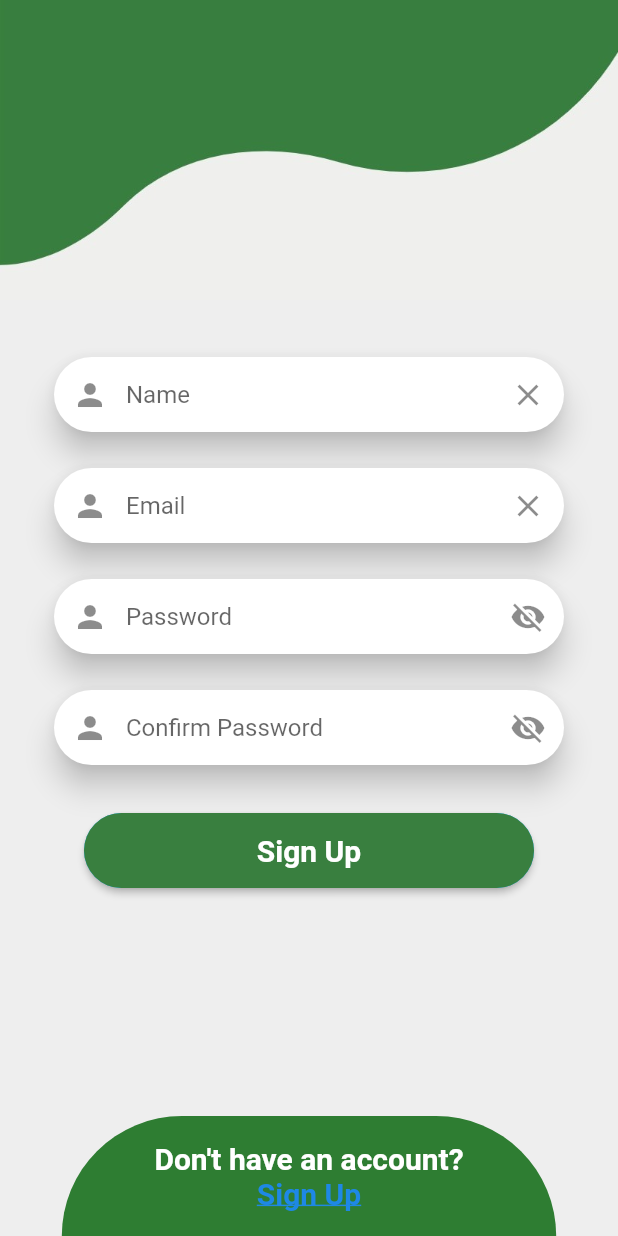
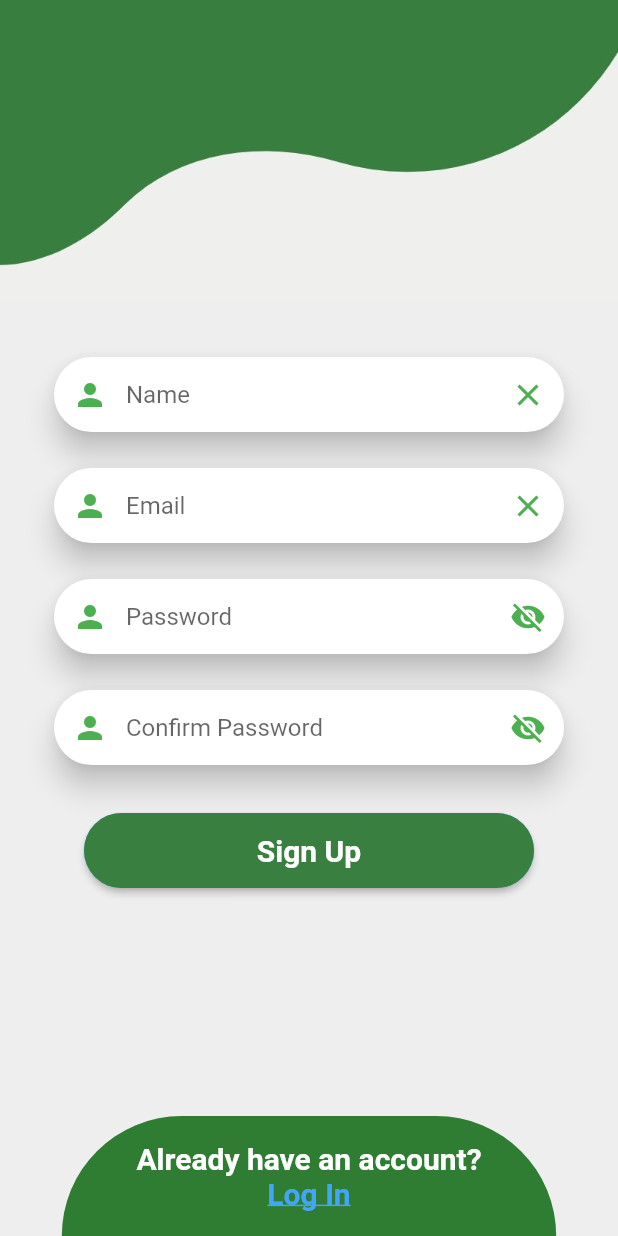
Before and after one commit to Gabrielscarpati/health_status, a Flutter app: the screen it shows after launch, on a phone screen of 412 x 824 dp. Run offline on Flutter 3.47's test engine with Material 2 defaults, Android fonts, the phone set to English and light mode, and no system bars; drawn by our look-alikes of rounded_loading_button; our stand-ins replace email_validator, firebase_auth, google_sign_in; accounts and stored records are empty.

Commit message:
logIn and Sign Up almost done

```diff
--- a/lib/main.dart
+++ b/lib/main.dart
@@ -1,5 +1,5 @@
 import 'package:flutter/material.dart';
-import 'package:health_status/presenter/Sign%20Up/SignUpScreen.dart';
+import 'package:health_status/presenter/screeens/SignUp/viewSignUp.dart';
 
 void main() {
   runApp(const MyApp());
@@ -38,7 +38,7 @@ class _MyHomePageState extends State<MyHomePage> {
       resizeToAvoidBottomInset: false,
       backgroundColor: Colors.grey[200],
 
-      body: SignUpScreen(),
+      body: ViewSignUp(),
     );
   }
 }
--- a/lib/presenter/Sign Up/widgetsForSignUp.dart
+++ b/lib/presenter/screeens/LogIn/views/widgetsForLogIn.dart
@@ -1,12 +1,11 @@
-import 'package:flutter/cupertino.dart';
 import 'package:flutter/material.dart';
 import 'package:email_validator/email_validator.dart';
 
-class NameController extends StatelessWidget {
+class NameControllerLogIn extends StatelessWidget {
   final TextEditingController nameController;
   final String hint;
   final IconData iconData;
-  NameController({Key? key, required this.nameController, required this.hint, required this.iconData}) : super(key: key);
+  NameControllerLogIn({Key? key, required this.nameController, required this.hint, required this.iconData}) : super(key: key);
 
 
   @override
@@ -37,9 +36,9 @@ class NameController extends StatelessWidget {
               filled: true,
               fillColor: Colors.white,
               hintText: hint,
-              prefixIcon: Icon(iconData),
+              prefixIcon: Icon(iconData, color: Colors.green,),
               suffixIcon: IconButton(
-                icon: Icon(Icons.close),
+                icon: Icon(Icons.close, color: Colors.green,),
                 onPressed: () =>
                     nameController.clear(),
               ),
@@ -52,11 +51,11 @@ class NameController extends StatelessWidget {
   }
 }
 
-class EmailController extends StatelessWidget {
+class EmailControllerLogIn extends StatelessWidget {
   final TextEditingController emailController;
   final String hint;
   final IconData iconData;
-   EmailController({Key? key, required this.emailController, required this.hint, required this.iconData}) : super(key: key);
+   EmailControllerLogIn({Key? key, required this.emailController, required this.hint, required this.iconData}) : super(key: key);
 
 
   @override
@@ -88,9 +87,9 @@ class EmailController extends StatelessWidget {
               filled: true,
               fillColor: Colors.white,
               hintText: hint,
-              prefixIcon: Icon(iconData),
+              prefixIcon: Icon(iconData,color: Colors.green,),
               suffixIcon: IconButton(
-                icon: Icon(Icons.close),
+                icon: Icon(Icons.close, color: Colors.green,),
                 onPressed: () =>
                     emailController.clear(),
               ),
@@ -104,17 +103,17 @@ class EmailController extends StatelessWidget {
 }
 
 
-class PasswordController extends StatefulWidget {
+class PasswordControllerLogIn extends StatefulWidget {
   final TextEditingController passwordController;
   final String hint;
   final IconData iconData;
-  PasswordController({Key? key, required this.passwordController, required this.hint, required this.iconData}) : super(key: key);
+  PasswordControllerLogIn({Key? key, required this.passwordController, required this.hint, required this.iconData}) : super(key: key);
 
   @override
-  State<PasswordController> createState() => _PasswordControllerState();
+  State<PasswordControllerLogIn> createState() => _PasswordControllerLogInState();
 }
 
-class _PasswordControllerState extends State<PasswordController> {
+class _PasswordControllerLogInState extends State<PasswordControllerLogIn> {
   bool passwordIsHidden = false;
 
   @override
@@ -141,6 +140,7 @@ class _PasswordControllerState extends State<PasswordController> {
             },
             controller: widget.passwordController,
             cursorColor: Colors.indigoAccent,
+            obscureText: passwordIsHidden,
 
             decoration: InputDecoration(
               border: OutlineInputBorder(
@@ -150,7 +150,8 @@ class _PasswordControllerState extends State<PasswordController> {
               filled: true,
               fillColor: Colors.white,
               hintText: widget.hint,
-              prefixIcon: Icon(widget.iconData),
+
+              prefixIcon: Icon(widget.iconData,color: Colors.green,),
               suffixIcon: InkWell(
                 onTap: () {
                   setState(() {
@@ -161,6 +162,7 @@ class _PasswordControllerState extends State<PasswordController> {
                   passwordIsHidden
                       ? Icons.visibility
                       : Icons.visibility_off,
+                  color: Colors.green,
                 ),
               ),
             ),
@@ -171,77 +173,6 @@ class _PasswordControllerState extends State<PasswordController> {
     );
   }
 }
-
-class ConfirmPasswordController  extends StatefulWidget {
-  final TextEditingController confirmPasswordController;
-  final TextEditingController passwordController;
-  final String hint;
-  final IconData iconData;
-  ConfirmPasswordController({Key? key, required this.passwordController, required this.hint, required this.iconData, required this.confirmPasswordController}) : super(key: key);
-
-  @override
-  State<ConfirmPasswordController> createState() => _ConfirmPasswordControllerState();
-}
-
-class _ConfirmPasswordControllerState extends State<ConfirmPasswordController> {
-
-  bool passwordIsHiddenConfirmPassword = false;
-  @override
-  Widget build(BuildContext context) {
-
-    return Padding(
-      padding: const EdgeInsets.symmetric(horizontal: 36, vertical: 8),
-      child: SizedBox(
-        height: 50,
-        child: Material(
-          elevation: 8,
-          shadowColor: Colors.black87,
-          color: Colors.transparent,
-          borderRadius: BorderRadius.circular(30),
-          child: TextFormField(
-            textAlignVertical: TextAlignVertical.bottom,
-            validator: (cofirmPasswordController) =>
-            widget.confirmPasswordController.text != widget.passwordController.text
-                ? 'The passwords need to match'
-                : null,
-            controller: widget.confirmPasswordController,
-            cursorColor: Colors.indigoAccent,
-
-            decoration: InputDecoration(
-              border: OutlineInputBorder(
-                borderRadius: BorderRadius.circular(30),
-                borderSide: BorderSide.none,
-              ),
-              filled: true,
-              fillColor: Colors.white,
-              hintText: widget.hint,
-              prefixIcon: Icon(widget.iconData),
-              suffixIcon: InkWell(
-                onTap: () {
-                  setState(() {
-                    passwordIsHiddenConfirmPassword = !passwordIsHiddenConfirmPassword;
-                  });
-                },
-                child: Icon(
-                  passwordIsHiddenConfirmPassword
-                      ? Icons.visibility
-                      : Icons.visibility_off,
-                ),
-              ),
-            ),
-            keyboardType: TextInputType.emailAddress,
-          ),
-        ),
-      ),
-    );
-  }
-}
-
-
-
-
-
-
 
 
 /*Widget inputField({required String hint, required IconData iconData}) {
--- /dev/null
+++ b/lib/presenter/screeens/SignUp/viewSignUp.dart
@@ -0,0 +1,12 @@
+import 'package:flutter/cupertino.dart';
+
+import '../SignUp/views/signUpBody.dart';
+
+class ViewSignUp extends StatelessWidget {
+  const ViewSignUp({Key? key}) : super(key: key);
+
+  @override
+  Widget build(BuildContext context) {
+    return SignUpBody();
+  }
+}
--- a/lib/presenter/Sign Up/SignUpScreen.dart
+++ b/lib/presenter/screeens/SignUp/views/SignUpScreen.dart
@@ -1,8 +1,9 @@
 import 'package:flutter/material.dart';
-import 'package:health_status/presenter/Sign%20Up/widgetsForSignUp.dart';
 import 'package:rounded_loading_button/rounded_loading_button.dart';
-import '../../main.dart';
-import '../components/loadingButton.dart';
+import '../../../components/loadingButton.dart';
+import '../../LogIn/viewLogIn.dart';
+import '../../SignUp/views/widgetsForSignUp.dart';
+
 
 class SignUpScreen extends StatefulWidget {
   const SignUpScreen({Key? key}) : super(key: key);
@@ -11,7 +12,6 @@ class SignUpScreen extends StatefulWidget {
   @override
   State<SignUpScreen> createState() => _SignUpScreenState();
 }
-
 
 class _SignUpScreenState extends State<SignUpScreen> {
   @override
@@ -94,17 +94,17 @@ class _SignUpScreenState extends State<SignUpScreen> {
                 child: Column(
                   mainAxisAlignment: MainAxisAlignment.center,
                   children: [
-                    const Text("Don't have an account?",
+                    const Text("Already have an account?",
                       style: TextStyle(
                         color: Colors.white,
                         fontSize: 20,
                         fontWeight: FontWeight.bold,
                       ),
                     ),
-                    Text('Sign Up',
+                    Text('Log In',
                       style: TextStyle(
                         decoration: TextDecoration.underline,
-                        color: Colors.blue[600],
+                        color: Colors.blue[400],
                         fontSize: 20,
                         fontWeight: FontWeight.bold,
                       ),
@@ -116,10 +116,9 @@ class _SignUpScreenState extends State<SignUpScreen> {
                   Navigator.pushAndRemoveUntil(
                       context,
                       MaterialPageRoute(
-                          builder: (_) => const SecondPage()),
+                          builder: (_) => const ViewLogIn()),
                           (route) => false
                   );
-
                 },
               ),
             ),
@@ -129,18 +128,3 @@ class _SignUpScreenState extends State<SignUpScreen> {
     );
   }
 }
-
-
-
-class SecondPage extends StatelessWidget {
-  const SecondPage({Key? key}) : super(key: key);
-
-  @override
-  Widget build(BuildContext context) {
-    return Center(
-      child: Container(
-        child: Text("hello"),
-      ),
-    );
-  }
-}
--- /dev/null
+++ b/lib/presenter/screeens/SignUp/views/signUpBody.dart
@@ -0,0 +1,11 @@
+import 'package:flutter/cupertino.dart';
+import 'SignUpScreen.dart';
+
+class SignUpBody extends StatelessWidget {
+  const SignUpBody({Key? key}) : super(key: key);
+
+  @override
+  Widget build(BuildContext context) {
+    return SignUpScreen();
+  }
+}
--- /dev/null
+++ b/lib/presenter/screeens/SignUp/views/widgetsForSignUp.dart
@@ -0,0 +1,279 @@
+import 'package:flutter/cupertino.dart';
+import 'package:flutter/material.dart';
+import 'package:email_validator/email_validator.dart';
+
+class NameController extends StatelessWidget {
+  final TextEditingController nameController;
+  final String hint;
+  final IconData iconData;
+  NameController({Key? key, required this.nameController, required this.hint, required this.iconData}) : super(key: key);
+
+
+  @override
+  Widget build(BuildContext context) {
+    return Padding(
+      padding: const EdgeInsets.symmetric(horizontal: 36, vertical: 8),
+      child: SizedBox(
+        height: 50,
+        child: Material(
+          elevation: 8,
+          shadowColor: Colors.black87,
+          color: Colors.transparent,
+          borderRadius: BorderRadius.circular(30),
+          child: TextFormField(
+            textAlignVertical: TextAlignVertical.bottom,
+            validator: (emailController) {
+              emailController == null ? 'Invalid Email' : null;
+            },
+
+            controller: nameController,
+            cursorColor: Colors.indigoAccent,
+
+            decoration: InputDecoration(
+              border: OutlineInputBorder(
+                borderRadius: BorderRadius.circular(30),
+                borderSide: BorderSide.none,
+              ),
+              filled: true,
+              fillColor: Colors.white,
+              hintText: hint,
+              prefixIcon: Icon(iconData, color: Colors.green,),
+              suffixIcon: IconButton(
+                icon: Icon(Icons.close, color: Colors.green,),
+                onPressed: () =>
+                    nameController.clear(),
+              ),
+            ),
+            keyboardType: TextInputType.emailAddress,
+          ),
+        ),
+      ),
+    );
+  }
+}
+
+class EmailController extends StatelessWidget {
+  final TextEditingController emailController;
+  final String hint;
+  final IconData iconData;
+   EmailController({Key? key, required this.emailController, required this.hint, required this.iconData}) : super(key: key);
+
+
+  @override
+  Widget build(BuildContext context) {
+    return Padding(
+      padding: const EdgeInsets.symmetric(horizontal: 36, vertical: 8),
+      child: SizedBox(
+        height: 50,
+        child: Material(
+          elevation: 8,
+          shadowColor: Colors.black87,
+          color: Colors.transparent,
+          borderRadius: BorderRadius.circular(30),
+          child: TextFormField(
+            textAlignVertical: TextAlignVertical.bottom,
+            validator: (emailController) =>
+            !EmailValidator.validate(
+                emailController!)
+                ? 'Invalid Email'
+                : null,
+            controller: emailController,
+            cursorColor: Colors.indigoAccent,
+
+            decoration: InputDecoration(
+              border: OutlineInputBorder(
+                borderRadius: BorderRadius.circular(30),
+                borderSide: BorderSide.none,
+              ),
+              filled: true,
+              fillColor: Colors.white,
+              hintText: hint,
+              prefixIcon: Icon(iconData,color: Colors.green,),
+              suffixIcon: IconButton(
+                icon: Icon(Icons.close, color: Colors.green,),
+                onPressed: () =>
+                    emailController.clear(),
+              ),
+            ),
+            keyboardType: TextInputType.emailAddress,
+          ),
+        ),
+      ),
+    );
+  }
+}
+
+
+class PasswordController extends StatefulWidget {
+  final TextEditingController passwordController;
+  final String hint;
+  final IconData iconData;
+  PasswordController({Key? key, required this.passwordController, required this.hint, required this.iconData}) : super(key: key);
+
+  @override
+  State<PasswordController> createState() => _PasswordControllerState();
+}
+
+class _PasswordControllerState extends State<PasswordController> {
+  bool passwordIsHidden = false;
+
+  @override
+  Widget build(BuildContext context) {
+    return Padding(
+      padding: const EdgeInsets.symmetric(horizontal: 36, vertical: 8),
+      child: SizedBox(
+        height: 50,
+        child: Material(
+          elevation: 8,
+          shadowColor: Colors.black87,
+          color: Colors.transparent,
+          borderRadius: BorderRadius.circular(30),
+          child: TextFormField(
+            textAlignVertical: TextAlignVertical.bottom,
+            validator: (passwordController) {
+              if (passwordController!.isEmpty ||
+                  !RegExp(r'^(?=.*?[A-Z])(?=.*?[a-z])(?=.*?[0-9]).{8,}$')
+                      .hasMatch(passwordController)) {
+                return "Your password must contain an uppercase and lowercase\nletter and a number and at least 8 characters";
+              } else {
+                return null;
+              }
+            },
+            controller: widget.passwordController,
+            cursorColor: Colors.indigoAccent,
+            obscureText: passwordIsHidden,
+
+            decoration: InputDecoration(
+              border: OutlineInputBorder(
+                borderRadius: BorderRadius.circular(30),
+                borderSide: BorderSide.none,
+              ),
+              filled: true,
+              fillColor: Colors.white,
+              hintText: widget.hint,
+
+              prefixIcon: Icon(widget.iconData,color: Colors.green,),
+              suffixIcon: InkWell(
+                onTap: () {
+                  setState(() {
+                    passwordIsHidden = !passwordIsHidden;
+                  });
+                },
+                child: Icon(
+                  passwordIsHidden
+                      ? Icons.visibility
+                      : Icons.visibility_off,
+                  color: Colors.green,
+                ),
+              ),
+            ),
+            keyboardType: TextInputType.emailAddress,
+          ),
+        ),
+      ),
+    );
+  }
+}
+
+class ConfirmPasswordController  extends StatefulWidget {
+  final TextEditingController confirmPasswordController;
+  final TextEditingController passwordController;
+  final String hint;
+  final IconData iconData;
+  ConfirmPasswordController({Key? key, required this.passwordController, required this.hint, required this.iconData, required this.confirmPasswordController}) : super(key: key);
+
+  @override
+  State<ConfirmPasswordController> createState() => _ConfirmPasswordControllerState();
+}
+
+class _ConfirmPasswordControllerState extends State<ConfirmPasswordController> {
+
+  bool passwordIsHiddenConfirmPassword = false;
+  @override
+  Widget build(BuildContext context) {
+    return Padding(
+      padding: const EdgeInsets.symmetric(horizontal: 36, vertical: 8),
+      child: SizedBox(
+        height: 50,
+        child: Material(
+          elevation: 8,
+          shadowColor: Colors.black87,
+          color: Colors.transparent,
+          borderRadius: BorderRadius.circular(30),
+          child: TextFormField(
+            textAlignVertical: TextAlignVertical.bottom,
+            validator: (cofirmPasswordController) =>
+            widget.confirmPasswordController.text != widget.passwordController.text
+                ? 'The passwords need to match'
+                : null,
+            controller: widget.confirmPasswordController,
+            cursorColor: Colors.indigoAccent,
+            obscureText: passwordIsHiddenConfirmPassword,
+            decoration: InputDecoration(
+              border: OutlineInputBorder(
+                borderRadius: BorderRadius.circular(30),
+                borderSide: BorderSide.none,
+              ),
+
+              filled: true,
+              fillColor: Colors.white,
+              hintText: widget.hint,
+
+              prefixIcon: Icon(widget.iconData,color: Colors.green,),
+              suffixIcon: InkWell(
+                onTap: () {
+                  setState(() {
+                    passwordIsHiddenConfirmPassword = !passwordIsHiddenConfirmPassword;
+                  });
+                },
+                child: Icon(
+                  passwordIsHiddenConfirmPassword
+                      ? Icons.visibility
+                      : Icons.visibility_off,
+                  color: Colors.green,
+                ),
+              ),
+            ),
+            keyboardType: TextInputType.emailAddress,
+          ),
+        ),
+      ),
+    );
+  }
+}
+
+
+
+
+
+
+
+
+/*Widget inputField({required String hint, required IconData iconData}) {
+  return Padding(
+    padding: const EdgeInsets.symmetric(horizontal: 36, vertical: 8),
+    child: SizedBox(
+      height: 50,
+      child: Material(
+        elevation: 8,
+        shadowColor: Colors.black87,
+        color: Colors.transparent,
+        borderRadius: BorderRadius.circular(30),
+        child: TextFormField(
+          textAlignVertical: TextAlignVertical.bottom,
+          decoration: InputDecoration(
+            border: OutlineInputBorder(
+              borderRadius: BorderRadius.circular(30),
+              borderSide: BorderSide.none,
+            ),
+            filled: true,
+            fillColor: Colors.white,
+            hintText: hint,
+            prefixIcon: Icon(iconData),
+          ),
+        ),
+      ),
+    ),
+  );
+}
+*/
```
Also changed, not shown: lib/presenter/screeens/LogIn/viewLogIn.dart (added, +12 -0 lines), lib/presenter/screeens/LogIn/views/LogInBody.dart (added, +11 -0 lines), lib/presenter/screeens/LogIn/views/LogInScreen.dart (added, +132 -0 lines), lib/ultil/firebaseLogInSignUp.dart (added, +56 -0 lines), pubspec.yaml (+8 -0 lines), pubspec.lock, 3 other files.
